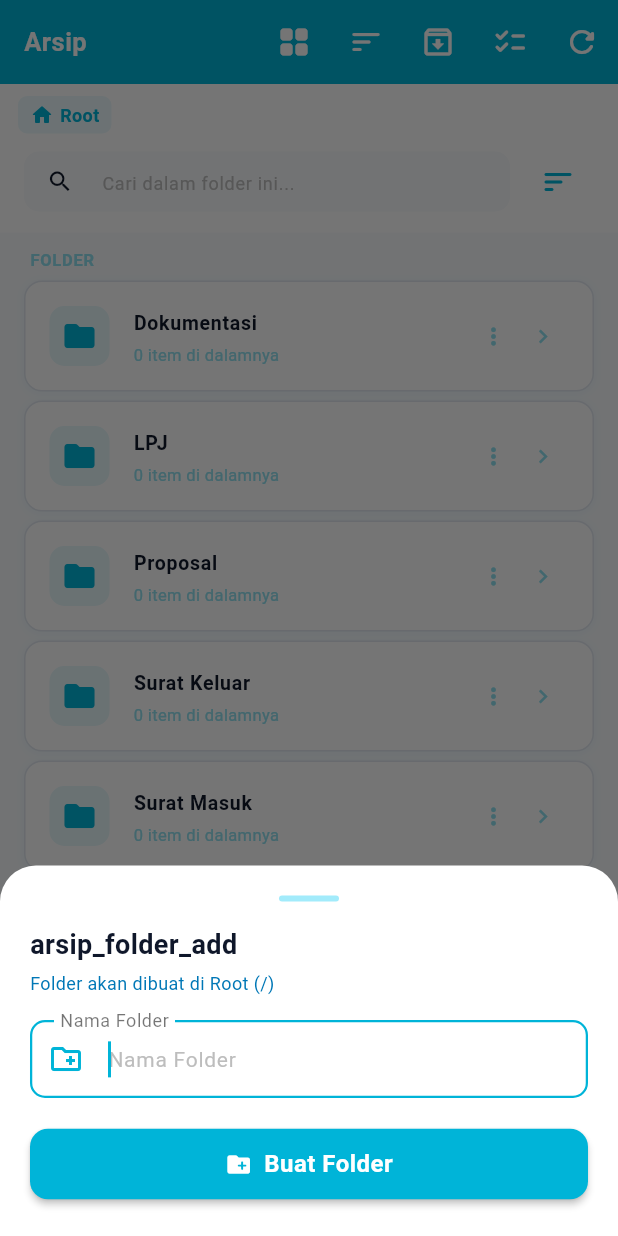
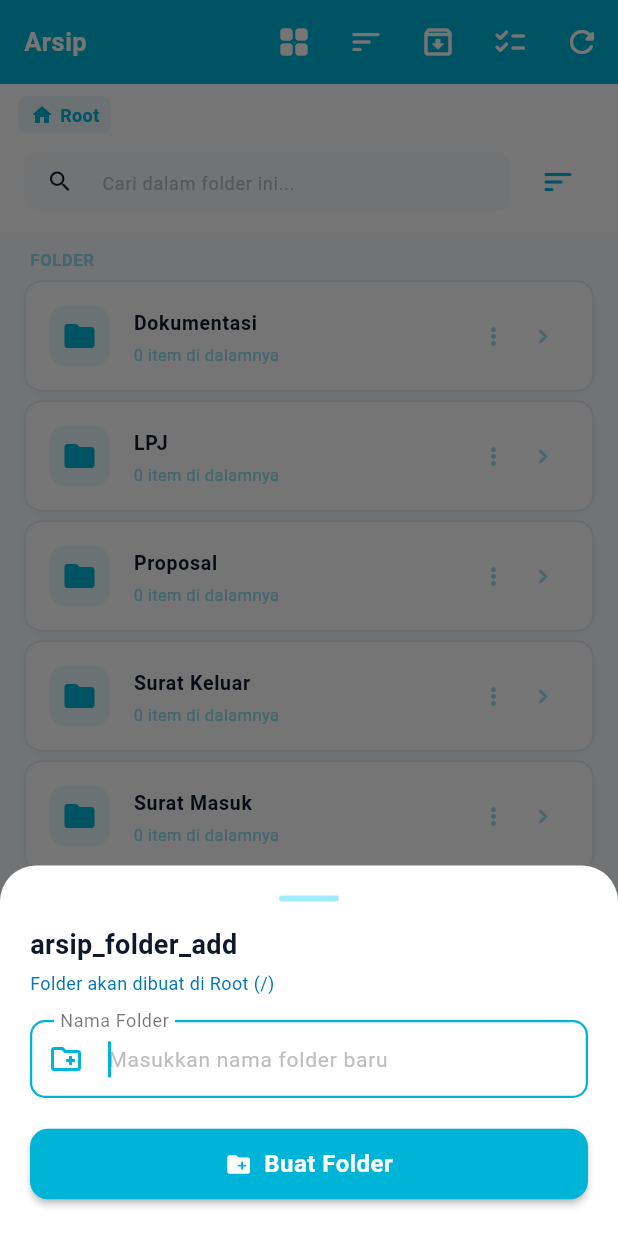
Before and after one commit to ENDY1807/OSIS_Management, a Flutter app: the ArsipScreen screen opened directly, after a tap on the "create new folder" icon, on a phone screen of 412 x 824 dp. Run offline on Flutter 3.47's test engine with Material 3 defaults, Android fonts, the phone set to English and light mode, and no system bars; our stand-ins replace file_picker, fl_chart, flutter_local_notifications, open_filex, pdf, printing and 3 more; missing offline and left inert: excel; accounts and stored records are empty; network calls fail.

Commit message:
Semua input teks dan number dimulai kosong dengan placeholder Masukkan di seluruh aplikasi

```diff
--- a/lib/screens/admin_settings_screen.dart
+++ b/lib/screens/admin_settings_screen.dart
@@ -287,7 +287,8 @@ class _AdminSettingsScreenState extends State<AdminSettingsScreen> with SingleTi
                     controller: userC,
                     textCapitalization: TextCapitalization.characters,
                     decoration: const InputDecoration(
-                      labelText: 'Username (Huruf Kapital, cth: USER_TAMU)',
+                      labelText: 'Username (Huruf Kapital)',
+                      hintText: 'Masukkan username baru',
                       prefixIcon: Icon(Icons.person_outline_rounded),
                     ),
                   ),
@@ -296,6 +297,7 @@ class _AdminSettingsScreenState extends State<AdminSettingsScreen> with SingleTi
                   controller: nameC,
                   decoration: const InputDecoration(
                     labelText: 'Nama Tampilan / Jabatan Lengkap',
+                    hintText: 'Masukkan nama tampilan atau jabatan',
                     prefixIcon: Icon(Icons.badge_outlined),
                   ),
                 ),
@@ -305,6 +307,7 @@ class _AdminSettingsScreenState extends State<AdminSettingsScreen> with SingleTi
                   obscureText: obscure,
                   decoration: InputDecoration(
                     labelText: 'Password Akun',
+                    hintText: 'Masukkan password akun',
                     prefixIcon: const Icon(Icons.lock_outline_rounded),
                     suffixIcon: IconButton(
                       icon: Icon(obscure ? Icons.visibility_off_outlined : Icons.visibility_outlined, size: 20),
@@ -1529,7 +1532,7 @@ class _AdminSettingsScreenState extends State<AdminSettingsScreen> with SingleTi
     final idCtrl = TextEditingController(text: existing?.id ?? '');
     final nameCtrl = TextEditingController(text: existing?.name ?? '');
     final deskCtrl = TextEditingController(text: existing?.deskripsi ?? '');
-    final urutanCtrl = TextEditingController(text: (existing?.urutan ?? (_sekbidItems.length + 1)).toString());
+    final urutanCtrl = TextEditingController(text: existing != null ? existing.urutan.toString() : '');
 
     showDialog(
       context: context,
@@ -1583,9 +1586,10 @@ class _AdminSettingsScreenState extends State<AdminSettingsScreen> with SingleTi
               TextField(
                 controller: urutanCtrl,
                 keyboardType: TextInputType.number,
-                decoration: const InputDecoration(
+                decoration: InputDecoration(
                   labelText: 'Nomor Urutan',
-                  prefixIcon: Icon(Icons.format_list_numbered_rounded),
+                  hintText: 'Masukkan nomor urutan (bawaan: ${_sekbidItems.length + 1})',
+                  prefixIcon: const Icon(Icons.format_list_numbered_rounded),
                 ),
               ),
             ],
--- a/lib/screens/arsip_screen.dart
+++ b/lib/screens/arsip_screen.dart
@@ -559,7 +559,7 @@ class ArsipScreenState extends State<ArsipScreen> {
                                 autofocus: true,
                                 decoration: const InputDecoration(
                                   labelText: 'Nama Folder',
-                                  hintText: 'Masukan Nama Folder',
+                                  hintText: 'Masukkan nama folder baru',
                                 ),
                               ),
                               actions: [
@@ -1439,7 +1439,7 @@ class ArsipScreenState extends State<ArsipScreen> {
                     TextStyle(color: isDark ? Colors.white70 : Colors.black54),
                 prefixIcon: const Icon(Icons.create_new_folder_outlined,
                     color: kAccent),
-                hintText: LocalizationService.tr('arsip_folder_name'),
+                hintText: 'Masukkan nama folder baru',
               ),
             ),
             const SizedBox(height: 20),
--- a/lib/screens/manajemen_screen.dart
+++ b/lib/screens/manajemen_screen.dart
@@ -331,11 +331,11 @@ class _ManajemenScreenState extends State<ManajemenScreen> with SingleTickerProv
     _showBottomForm(
       title: existing == null ? 'Tambah Siswa' : 'Edit Siswa',
       fields: [
-        TextField(controller: namaC, decoration: const InputDecoration(labelText: 'Nama Lengkap', prefixIcon: Icon(Icons.person_outline, color: kAccent))),
+        TextField(controller: namaC, decoration: const InputDecoration(labelText: 'Nama Lengkap', hintText: 'Masukkan nama lengkap siswa', prefixIcon: Icon(Icons.person_outline, color: kAccent))),
         const SizedBox(height: 12),
-        TextField(controller: kelasC, decoration: const InputDecoration(labelText: 'Kelas', prefixIcon: Icon(Icons.class_outlined, color: kAccent))),
+        TextField(controller: kelasC, decoration: const InputDecoration(labelText: 'Kelas', hintText: 'Masukkan kelas siswa', prefixIcon: Icon(Icons.class_outlined, color: kAccent))),
         const SizedBox(height: 12),
-        TextField(controller: nisC, keyboardType: TextInputType.number, decoration: const InputDecoration(labelText: 'NIS', prefixIcon: Icon(Icons.badge_outlined, color: kAccent))),
+        TextField(controller: nisC, keyboardType: TextInputType.number, decoration: const InputDecoration(labelText: 'NIS', hintText: 'Masukkan NIS siswa', prefixIcon: Icon(Icons.badge_outlined, color: kAccent))),
       ],
       onSave: () async {
         if (namaC.text.isEmpty) return false;
@@ -389,7 +389,7 @@ class _ManajemenScreenState extends State<ManajemenScreen> with SingleTickerProv
                   style: TextStyle(fontSize: 18, fontWeight: FontWeight.bold, color: isDark ? Colors.white : kTextDark)),
               const SizedBox(height: 16),
               TextField(controller: namaC, decoration: const InputDecoration(
-                labelText: 'Nama Pelanggaran', prefixIcon: Icon(Icons.warning_amber_outlined, color: kAccent))),
+                labelText: 'Nama Pelanggaran', hintText: 'Masukkan nama jenis pelanggaran', prefixIcon: Icon(Icons.warning_amber_outlined, color: kAccent))),
               const SizedBox(height: 16),
               Text('Aktif pada hari:', style: TextStyle(fontSize: 13, fontWeight: FontWeight.w600, color: isDark ? Colors.white : kTextDark)),
               const SizedBox(height: 4),
--- a/lib/screens/pelanggaran_screen.dart
+++ b/lib/screens/pelanggaran_screen.dart
@@ -158,8 +158,8 @@ class _PelanggaranScreenState extends State<PelanggaranScreen> {
         controllers[field.id] = TextEditingController(text: '');
         dynamicValues[field.id] = '';
       } else if (field.id == 'pel_petugas') {
-        controllers[field.id] = TextEditingController(text: widget.username);
-        dynamicValues[field.id] = widget.username;
+        controllers[field.id] = TextEditingController(text: '');
+        dynamicValues[field.id] = '';
       } else if (field.id == 'pel_sanksi') {
         final options = field.options.isNotEmpty ? field.options : ['Teguran Lisan', 'Teguran Tertulis (SP 1)', 'Peringatan Keras (SP 2)', 'Pemanggilan Orang Tua (SP 3)', 'Pembersihan Lingkungan', 'Skorsing'];
         dynamicValues[field.id] = options.first;
@@ -272,7 +272,7 @@ class _PelanggaranScreenState extends State<PelanggaranScreen> {
                               style: TextStyle(color: isDark ? Colors.white : Colors.black87),
                               decoration: InputDecoration(
                                 labelText: field.label + (field.isRequired ? ' *' : ''),
-                                hintText: field.placeholder.isNotEmpty ? field.placeholder : 'Ketik nama siswa atau kelas...',
+                                hintText: field.placeholder.isNotEmpty ? field.placeholder : 'Masukkan nama siswa atau kelas...',
                                 labelStyle: TextStyle(color: isDark ? Colors.white70 : Colors.black54),
                                 prefixIcon: const Icon(Icons.person_search_outlined, color: kAccent),
                                 suffixIcon: selectedSiswa != null
--- a/lib/services/app_settings_service.dart
+++ b/lib/services/app_settings_service.dart
@@ -204,44 +204,44 @@ class AppSettingsService {
       AppCustomInputField(id: 'lap_kategori', label: 'Kategori Kegiatan', type: InputFieldType.dropdown, options: ['Kegiatan Rutin', 'Program Unggulan', 'Peringatan Hari Besar', 'Lomba & Kompetisi', 'Bakti Sosial', 'Rapat Kerja & Pleno', 'Lainnya']),
       AppCustomInputField(id: 'lap_tgl', label: 'Tanggal Pelaksanaan', type: InputFieldType.date, isRequired: true),
       AppCustomInputField(id: 'lap_lokasi', label: 'Lokasi Kegiatan', type: InputFieldType.text, placeholder: 'Masukkan lokasi kegiatan'),
-      AppCustomInputField(id: 'lap_pj', label: 'Ketua Pelaksana', type: InputFieldType.text, placeholder: 'Nama Penanggung Jawab'),
-      AppCustomInputField(id: 'lap_anggaran', label: 'Anggaran Dana (Rp)', type: InputFieldType.number, placeholder: '0'),
-      AppCustomInputField(id: 'lap_desk', label: 'Deskripsi Kegiatan', type: InputFieldType.text, placeholder: 'Uraian ringkas kegiatan...'),
-      AppCustomInputField(id: 'lap_hasil', label: 'Hasil / Capaian', type: InputFieldType.text, placeholder: 'Hasil yang diperoleh...'),
-      AppCustomInputField(id: 'lap_eval', label: 'Kendala & Evaluasi', type: InputFieldType.text, placeholder: 'Evaluasi kegiatan...'),
+      AppCustomInputField(id: 'lap_pj', label: 'Ketua Pelaksana', type: InputFieldType.text, placeholder: 'Masukkan nama ketua pelaksana'),
+      AppCustomInputField(id: 'lap_anggaran', label: 'Anggaran Dana (Rp)', type: InputFieldType.number, placeholder: 'Masukkan nominal anggaran'),
+      AppCustomInputField(id: 'lap_desk', label: 'Deskripsi Kegiatan', type: InputFieldType.text, placeholder: 'Masukkan uraian ringkas kegiatan'),
+      AppCustomInputField(id: 'lap_hasil', label: 'Hasil / Capaian', type: InputFieldType.text, placeholder: 'Masukkan hasil yang diperoleh'),
+      AppCustomInputField(id: 'lap_eval', label: 'Kendala & Evaluasi', type: InputFieldType.text, placeholder: 'Masukkan evaluasi dan kendala kegiatan'),
       AppCustomInputField(id: 'lap_dok', label: 'Lampiran / Dokumentasi', type: InputFieldType.file),
     ],
     'proker': [
-      AppCustomInputField(id: 'prok_nama', label: 'Nama Program Kerja', type: InputFieldType.text, placeholder: 'Nama program...', isRequired: true),
+      AppCustomInputField(id: 'prok_nama', label: 'Nama Program Kerja', type: InputFieldType.text, placeholder: 'Masukkan nama program kerja', isRequired: true),
       AppCustomInputField(id: 'prok_sekbid', label: 'Divisi / Sekbid', type: InputFieldType.dropdown, options: ['Sekbid 1', 'Sekbid 2', 'Sekbid 3', 'Sekbid 4', 'Sekbid 5', 'Sekbid 6', 'Sekbid 7', 'Sekbid 8', 'Sekbid 9', 'Sekbid 10']),
-      AppCustomInputField(id: 'prok_pj', label: 'Penanggung Jawab', type: InputFieldType.text, placeholder: 'Nama PJ proker'),
+      AppCustomInputField(id: 'prok_pj', label: 'Penanggung Jawab', type: InputFieldType.text, placeholder: 'Masukkan nama penanggung jawab proker'),
       AppCustomInputField(id: 'prok_tgl_rencana', label: 'Tanggal Rencana', type: InputFieldType.date, isRequired: true),
       AppCustomInputField(id: 'prok_tgl_realisasi', label: 'Tanggal Realisasi', type: InputFieldType.date),
       AppCustomInputField(id: 'prok_status', label: 'Status Proker', type: InputFieldType.dropdown, options: ['Belum', 'Berjalan', 'Selesai']),
-      AppCustomInputField(id: 'prok_desk', label: 'Deskripsi Program', type: InputFieldType.text, placeholder: 'Rincian proker...'),
-      AppCustomInputField(id: 'prok_ket', label: 'Keterangan Tambahan', type: InputFieldType.text, placeholder: 'Catatan tambahan...'),
+      AppCustomInputField(id: 'prok_desk', label: 'Deskripsi Program', type: InputFieldType.text, placeholder: 'Masukkan rincian program kerja'),
+      AppCustomInputField(id: 'prok_ket', label: 'Keterangan Tambahan', type: InputFieldType.text, placeholder: 'Masukkan catatan tambahan proker'),
     ],
     'pelanggaran': [
-      AppCustomInputField(id: 'pel_siswa', label: 'Nama Siswa', type: InputFieldType.select, placeholder: 'Pilih siswa...', isRequired: true),
+      AppCustomInputField(id: 'pel_siswa', label: 'Nama Siswa', type: InputFieldType.select, placeholder: 'Masukkan nama siswa...', isRequired: true),
       AppCustomInputField(id: 'pel_tgl', label: 'Tanggal Kejadian', type: InputFieldType.date, isRequired: true),
       AppCustomInputField(id: 'pel_jenis', label: 'Jenis Pelanggaran', type: InputFieldType.select, placeholder: 'Pilih jenis tata tertib...', isRequired: true),
       AppCustomInputField(id: 'pel_lokasi', label: 'Lokasi Kejadian', type: InputFieldType.text, placeholder: 'Masukkan lokasi kejadian'),
-      AppCustomInputField(id: 'pel_petugas', label: 'Petugas / Saksi', type: InputFieldType.text, placeholder: 'Nama pencatat atau saksi'),
+      AppCustomInputField(id: 'pel_petugas', label: 'Petugas / Saksi', type: InputFieldType.text, placeholder: 'Masukkan nama pencatat atau saksi'),
       AppCustomInputField(id: 'pel_sanksi', label: 'Sanksi / Tindak Lanjut', type: InputFieldType.dropdown, options: ['Teguran Lisan', 'Teguran Tertulis (SP 1)', 'Peringatan Keras (SP 2)', 'Pemanggilan Orang Tua (SP 3)', 'Pembersihan Lingkungan', 'Skorsing']),
-      AppCustomInputField(id: 'pel_ket', label: 'Keterangan Tambahan', type: InputFieldType.text, placeholder: 'Catatan detail kejadian...'),
+      AppCustomInputField(id: 'pel_ket', label: 'Keterangan Tambahan', type: InputFieldType.text, placeholder: 'Masukkan catatan detail kejadian'),
     ],
     'rekap': [
       AppCustomInputField(id: 'rek_dimensi', label: 'Dimensi Rekap', type: InputFieldType.dropdown, options: ['Per Kelas', 'Per Siswa', 'Per Jenis Pelanggaran', 'Per Tingkat Kelas', 'Per Status SP']),
-      AppCustomInputField(id: 'rek_sekolah', label: 'Nama Sekolah', type: InputFieldType.text),
-      AppCustomInputField(id: 'rek_kota', label: 'Kota / Wilayah', type: InputFieldType.text),
-      AppCustomInputField(id: 'rek_thn', label: 'Tahun Ajaran', type: InputFieldType.text),
+      AppCustomInputField(id: 'rek_sekolah', label: 'Nama Sekolah', type: InputFieldType.text, placeholder: 'Masukkan nama sekolah'),
+      AppCustomInputField(id: 'rek_kota', label: 'Kota / Wilayah', type: InputFieldType.text, placeholder: 'Masukkan kota atau wilayah'),
+      AppCustomInputField(id: 'rek_thn', label: 'Tahun Ajaran', type: InputFieldType.text, placeholder: 'Masukkan tahun ajaran'),
     ],
     'arsip': [
-      AppCustomInputField(id: 'ars_nama', label: 'Nama Dokumen / Berkas', type: InputFieldType.text, placeholder: 'Judul berkas...', isRequired: true),
+      AppCustomInputField(id: 'ars_nama', label: 'Nama Dokumen / Berkas', type: InputFieldType.text, placeholder: 'Masukkan nama dokumen atau berkas', isRequired: true),
       AppCustomInputField(id: 'ars_tgl', label: 'Tanggal Dokumen', type: InputFieldType.date, isRequired: false),
       AppCustomInputField(id: 'ars_folder', label: 'Folder Kategori', type: InputFieldType.dropdown, options: ['Surat Masuk', 'Surat Keluar', 'Proposal Kegiatan', 'LPJ Kegiatan', 'Dokumentasi', 'SK & Sertifikat']),
       AppCustomInputField(id: 'ars_file', label: 'File Dokumen', type: InputFieldType.file, isRequired: true),
-      AppCustomInputField(id: 'ars_ket', label: 'Keterangan Berkas', type: InputFieldType.text, placeholder: 'Keterangan tambahan...'),
+      AppCustomInputField(id: 'ars_ket', label: 'Keterangan Berkas', type: InputFieldType.text, placeholder: 'Masukkan keterangan berkas'),
     ],
   });
 
--- a/lib/widgets/dynamic_form_field_builder.dart
+++ b/lib/widgets/dynamic_form_field_builder.dart
@@ -100,7 +100,7 @@ class DynamicFormFieldBuilder {
             style: TextStyle(color: isDark ? Colors.white : Colors.black87),
             decoration: InputDecoration(
               labelText: fieldLabel,
-              hintText: field.placeholder.isNotEmpty ? field.placeholder : null,
+              hintText: field.placeholder.isNotEmpty ? field.placeholder : 'Masukkan $fieldLabel',
               labelStyle: TextStyle(color: isDark ? Colors.white70 : Colors.black54),
               prefixIcon: const Icon(Icons.edit_note_rounded, color: kAccent),
             ),
@@ -118,7 +118,9 @@ class DynamicFormFieldBuilder {
             style: TextStyle(color: isDark ? Colors.white : Colors.black87),
             decoration: InputDecoration(
               labelText: fieldLabel,
-              hintText: field.placeholder.isNotEmpty ? field.placeholder : '0',
+              hintText: field.placeholder.isNotEmpty && field.placeholder != '0'
+                  ? field.placeholder
+                  : 'Masukkan $fieldLabel',
               labelStyle: TextStyle(color: isDark ? Colors.white70 : Colors.black54),
               prefixIcon: const Icon(Icons.numbers_rounded, color: kAccent),
             ),
@@ -207,7 +209,7 @@ class DynamicFormFieldBuilder {
             style: TextStyle(color: isDark ? Colors.white : Colors.black87),
             decoration: InputDecoration(
               labelText: fieldLabel,
-              hintText: field.placeholder.isNotEmpty ? field.placeholder : null,
+              hintText: field.placeholder.isNotEmpty ? field.placeholder : 'Masukkan $fieldLabel',
               labelStyle: TextStyle(color: isDark ? Colors.white70 : Colors.black54),
               prefixIcon: Icon(
                 isMultiline ? Icons.description_outlined : Icons.text_fields_rounded,
--- a/lib/widgets/user_settings_sheet.dart
+++ b/lib/widgets/user_settings_sheet.dart
@@ -43,6 +43,7 @@ class _UserSettingsSheetState extends State<UserSettingsSheet> {
                 obscureText: obscure1,
                 decoration: InputDecoration(
                   labelText: LocalizationService.tr('new_password'),
+                  hintText: 'Masukkan password baru',
                   prefixIcon: const Icon(Icons.lock_outline_rounded),
                   suffixIcon: IconButton(
                     icon: Icon(obscure1 ? Icons.visibility_off_outlined : Icons.visibility_outlined, size: 20),
@@ -56,6 +57,7 @@ class _UserSettingsSheetState extends State<UserSettingsSheet> {
                 obscureText: obscure2,
                 decoration: InputDecoration(
                   labelText: 'Konfirmasi Password',
+                  hintText: 'Masukkan konfirmasi password baru',
                   prefixIcon: const Icon(Icons.lock_reset_rounded),
                   suffixIcon: IconButton(
                     icon: Icon(obscure2 ? Icons.visibility_off_outlined : Icons.visibility_outlined, size: 20),
```
Also changed, not shown: lib/screens/kas_osis_screen.dart (+10 -7 lines), lib/screens/proker_screen.dart (+7 -7 lines).
